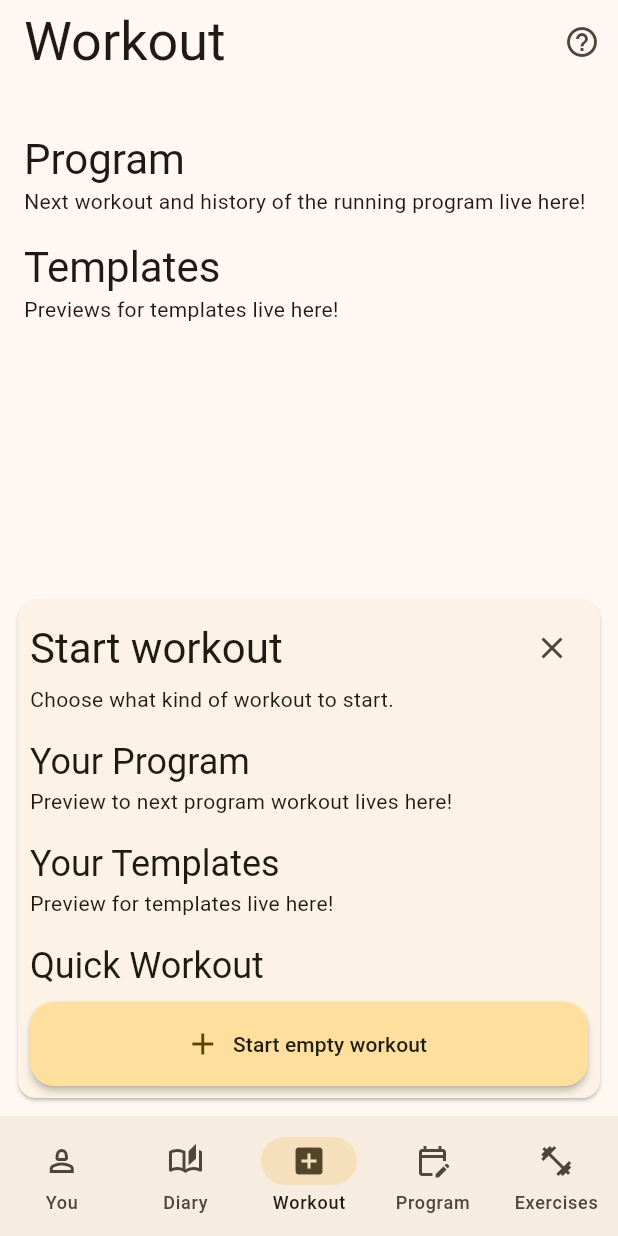
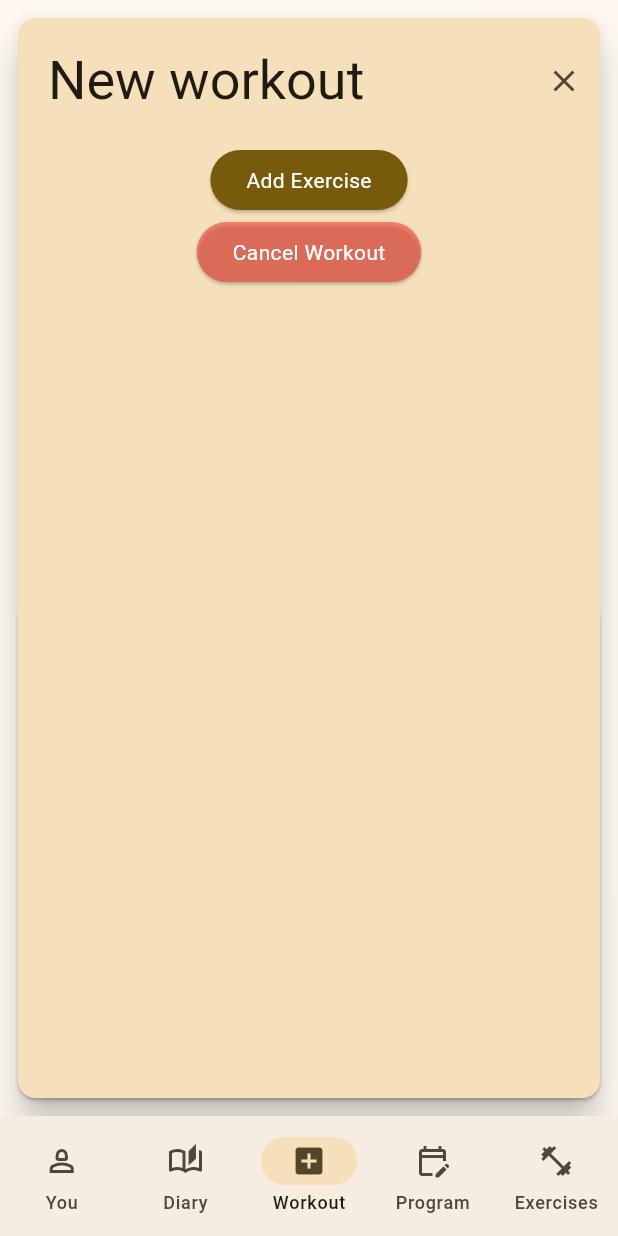
Before and after one commit to dve00/Jacked, a Flutter app: the screen it shows after launch, item 3 of the bottom bar chosen, after a tap on the "add" icon, after a tap on "Start empty workout", on a phone screen of 412 x 824 dp. Run offline on Flutter 3.47's test engine with Material 3 defaults, Android fonts, the phone set to English and light mode, and no system bars; our stand-ins replace shared_preferences, sqflite; accounts and stored records are empty.

Commit message:
fixed seeding and added changable workout name in active workout

```diff
--- a/lib/active_workout.dart
+++ b/lib/active_workout.dart
@@ -1,10 +1,33 @@
 import 'package:flutter/material.dart';
 import 'package:jacked/jacked_home_page.dart';
 
-class ActiveWorkout extends StatelessWidget {
+import 'database/models.dart';
+
+class ActiveWorkout extends StatefulWidget {
   const ActiveWorkout({
     super.key,
   });
+
+  @override
+  State<ActiveWorkout> createState() => _ActiveWorkoutState();
+}
+
+class _ActiveWorkoutState extends State<ActiveWorkout> {
+  bool isEditing = false;
+  String title = 'New workout';
+  late TextEditingController _controller;
+
+  @override
+  void initState() {
+    super.initState();
+    _controller = TextEditingController(text: title);
+  }
+
+  @override
+  void dispose() {
+    _controller.dispose();
+    super.dispose();
+  }
 
   @override
   Widget build(BuildContext context) {
@@ -21,12 +44,47 @@ class ActiveWorkout extends StatelessWidget {
               children: [
                 Padding(
                   padding: const EdgeInsets.all(16.0),
-                  child: Text(
-                    'Workout Title',
-                    style: theme.textTheme.headlineMedium?.copyWith(
-                        color: theme.colorScheme.onSecondaryContainer),
+                  child: isEditing
+                      ? LayoutBuilder(
+                          builder: (context, constraints) {
+                            return IntrinsicWidth(
+                              child: TextField(
+                                controller: _controller,
+                                decoration: const InputDecoration(
+                                    border: OutlineInputBorder(),
+                                    contentPadding: EdgeInsets.all(4.0)),
+                                onChanged: (value) => setState(() {
+                                  title = value;
+                                }),
+                                style: theme.textTheme.displaySmall,
+                              ),
+                            );
+                          },
+                        )
+                      : GestureDetector(
+                          child: Padding(
+                            padding: const EdgeInsets.all(4.0),
+                            child: Text(
+                              title,
+                              style: theme.textTheme.displaySmall,
+                            ),
+                          ),
+                          onTap: () => setState(() {
+                            isEditing = true;
+                          }),
+                        ),
+                ),
+                if (isEditing)
+                  IconButton(
+                    onPressed: () => setState(() {
+                      setState(() {
+                        isEditing = false;
+                      });
+                    }),
+                    icon: Icon(
+                      Icons.done_outlined,
+                    ),
                   ),
-                ),
                 Spacer(),
                 IconButton(
                   onPressed: () => workoutState.setWorkoutFocused(false),
@@ -42,9 +100,21 @@ class ActiveWorkout extends StatelessWidget {
                   workoutState.setWorkoutFocused(false);
                 },
                 style: ElevatedButton.styleFrom(
+                    backgroundColor: theme.colorScheme.primary),
+                child: Text(
+                  'Add Exercise',
+                  style: theme.textTheme.bodyMedium
+                      ?.copyWith(color: theme.colorScheme.onSecondary),
+                )),
+            ElevatedButton(
+                onPressed: () {
+                  workoutState.setActiveWorkout(false);
+                  workoutState.setWorkoutFocused(false);
+                },
+                style: ElevatedButton.styleFrom(
                     backgroundColor: Colors.red.withAlpha(150)),
                 child: Text(
-                  'Cancel Wor kout',
+                  'Cancel Workout',
                   style: theme.textTheme.bodyMedium
                       ?.copyWith(color: theme.colorScheme.onSecondary),
                 )),
--- a/lib/database/database.dart
+++ b/lib/database/database.dart
@@ -19,9 +19,5 @@ class DatabaseHelper {
     return await openDatabase(path, version: 1, onCreate: _createDB);
   }
 
-  Future<void> _createDB(Database db, int version) async {
-    return db.execute(
-      'CREATE TABLE exercises(id INTEGER PRIMARY KEY, name TEXT NOT NULL, description Text)',
-    );
-  }
+  Future<void> _createDB(Database db, int version) async {}
 }
--- a/lib/database/models.dart
+++ b/lib/database/models.dart
@@ -1,48 +1,48 @@
 class Workout {
-  final int workoutId;
-  final String title;
+  final int? workoutId;
+  String title;
   final DateTime startTime;
-  final Duration duration;
+  final DateTime? stopTime;
   final String? description;
 
-  const Workout(
-      {required this.workoutId,
-      required this.title,
+  Workout(
+      {this.workoutId,
+      this.title = 'New Workout',
       required this.startTime,
-      required this.duration,
+      this.stopTime,
       this.description});
 }
 
 class ExerciseEntry {
-  final int exerciseEntryId;
+  final int? exerciseEntryId;
   final List<ExerciseSet> sets;
   final Exercise exercise;
   final Workout workout;
 
   const ExerciseEntry(
-      {required this.exerciseEntryId,
+      {this.exerciseEntryId,
       required this.sets,
       required this.exercise,
       required this.workout});
 }
 
 class ExerciseSet {
-  final int exerciseSetId;
+  final int? exerciseSetId;
   final int reps;
   final double weight;
 
   const ExerciseSet(
-      {required this.exerciseSetId, required this.reps, required this.weight});
+      {this.exerciseSetId, required this.reps, required this.weight});
 }
 
 class Exercise {
-  final int exerciseId;
+  final int? exerciseId;
   final String name;
   final String? description;
   final List<ExerciseEntry> entries;
 
   const Exercise(
-      {required this.exerciseId,
+      {this.exerciseId,
       required this.name,
       this.description,
       required this.entries});
--- a/lib/jacked_home_page.dart
+++ b/lib/jacked_home_page.dart
@@ -1,5 +1,6 @@
 import 'package:flutter/material.dart';
 import 'package:jacked/active_workout.dart';
+import 'package:jacked/database/models.dart';
 import 'package:jacked/minimized_active_workout.dart';
 import 'package:jacked/pages/diary_page.dart';
 import 'package:jacked/pages/exercises_page.dart';
@@ -68,8 +69,7 @@ class _JackedHomePageState extends State<JackedHomePage> {
       workoutFocused: workoutFocused,
       setActiveWorkout: setActiveWorkout,
       setWorkoutFocused: setWorkoutFocused,
-      child: Stack(children: [
-        Scaffold(
+      child: Scaffold(
         bottomNavigationBar: NavigationBar(
           onDestinationSelected: (index) => setState(() {
             currentPageIndex = index;
@@ -96,18 +96,23 @@ class _JackedHomePageState extends State<JackedHomePage> {
                 icon: Icon(Icons.fitness_center_outlined),
                 selectedIcon: Icon(Icons.fitness_center),
                 label: 'Exercises')
-              ]),
-          body: <Widget>[
+          ],
+        ),
+        body: Stack(
+          children: [
+            <Widget>[
               YouPage(),
               DiaryPage(),
               WorkoutPage(),
               ProgramPage(),
               ExercisesPage(),
             ][currentPageIndex],
-        ),
             if (activeWorkout && workoutFocused)
               SafeArea(
+                child: Padding(
+                  padding: const EdgeInsets.all(8.0),
                   child: ActiveWorkout(),
+                ),
               ),
             if (activeWorkout && !workoutFocused)
               Column(
@@ -124,7 +129,9 @@ class _JackedHomePageState extends State<JackedHomePage> {
                   ),
                 ],
               )
-      ]),
+          ],
+        ),
+      ),
     );
   }
 }
--- a/lib/main.dart
+++ b/lib/main.dart
@@ -1,4 +1,5 @@
 import 'dart:convert';
+import 'package:flutter/foundation.dart';
 import 'package:flutter/material.dart';
 import 'package:flutter/services.dart';
 import 'package:jacked/database/models.dart';
@@ -9,16 +10,32 @@ import 'package:jacked/jacked_home_page.dart';
 
 void main() async {
   WidgetsFlutterBinding.ensureInitialized();
-  await DatabaseHelper.instance.database;
+  final db = await DatabaseHelper.instance.database;
 
   final prefs = await SharedPreferences.getInstance();
-  final isFirstRun = prefs.getBool('first_run') ?? true;
+  const isFirstRunKey = 'first_run';
+  const isFirstRunDevKey = 'first_run_dev';
+
+  final isFirstRun =
+      prefs.getBool(kDebugMode ? isFirstRunDevKey : isFirstRunKey) ?? true;
+
   if (isFirstRun) {
+    final tableExists = await db.rawQuery(
+        "SELECT name FROM sqlite_master WHERE type='table' AND name='exercises'");
+
+    if (tableExists.isNotEmpty) {
+      // Table exists, so drop it
+      await db.execute('DROP TABLE exercises');
+    }
+    await db.execute(
+      'CREATE TABLE exercises(exerciseId INTEGER PRIMARY KEY AUTOINCREMENT, name TEXT NOT NULL, description Text)',
+    );
     final jsonString = await rootBundle.loadString('assets/exercises.json');
+    await DatabaseHelper.instance.database;
     List<dynamic> exerciseData = json.decode(jsonString);
     final exercises = exerciseData
         .map((map) => Exercise(
-            exerciseId: map['id'],
+            exerciseId: map['exerciseId'],
             name: map['name'],
             description: map['description'],
             entries: List<ExerciseEntry>.empty()))
@@ -27,6 +44,7 @@ void main() async {
     await Future.wait(exercises.map((ex) => exerciseRepo.insert(ex)));
     final exs = await exerciseRepo.getAll();
     assert(exs.isNotEmpty, 'No exercise were inserted');
+    prefs.setBool(kDebugMode ? isFirstRunDevKey : isFirstRunKey, false);
   }
   runApp(const MyApp());
 }
--- a/lib/pages/workout_page.dart
+++ b/lib/pages/workout_page.dart
@@ -153,7 +153,11 @@ class _WorkoutPageState extends State<WorkoutPage> {
                                         width: double.infinity,
                                         child: FloatingActionButton.extended(
                                           elevation: 2,
-                                          onPressed: () {},
+                                          onPressed: () {
+                                            workoutState.setActiveWorkout(true);
+                                            workoutState
+                                                .setWorkoutFocused(true);
+                                          },
                                           label: Text(
                                             'Start empty workout',
                                             style: theme.textTheme.labelLarge,
```
Also changed, not shown: assets/exercises.json (+1 -7 lines), lib/database/repositories.dart (+14 -11 lines), 3 other files. Lines whose indentation alone changed are shown as unchanged.
